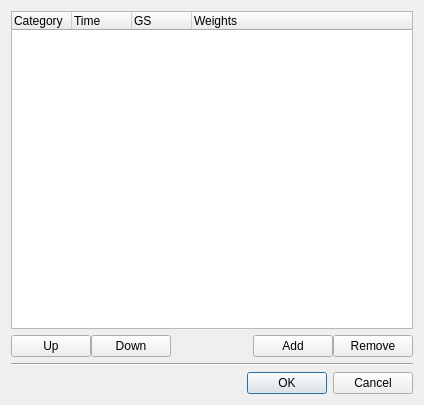
Qt form base/FightCategoryManagerDlg.ui (fmuecke/Ipponboard) before a commit.
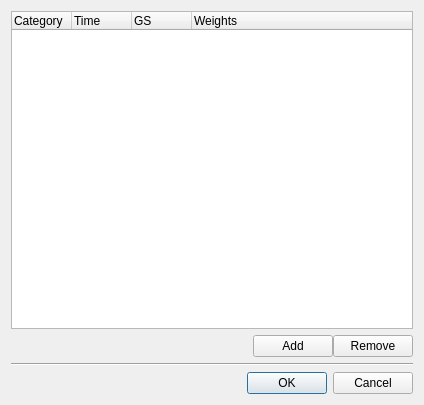
The same form after that commit. Icons and pictures are not drawn.

Commit message: removed buttons to reorder fight categories as they are ordered automatically during save/load

```diff
--- a/base/FightCategoryManagerDlg.ui
+++ b/base/FightCategoryManagerDlg.ui
@@ -98,34 +98,6 @@
      <property name="rightMargin">
       <number>0</number>
      </property>
-     <item>
-      <widget class="QPushButton" name="pushButton_up">
-       <property name="toolTip">
-        <string>Move category up</string>
-       </property>
-       <property name="text">
-        <string>Up</string>
-       </property>
-       <property name="icon">
-        <iconset resource="ipponboard.qrc">
-         <normaloff>:/res/icons/arrow_up.png</normaloff>:/res/icons/arrow_up.png</iconset>
-       </property>
-      </widget>
-     </item>
-     <item>
-      <widget class="QPushButton" name="pushButton_down">
-       <property name="toolTip">
-        <string>Move category down</string>
-       </property>
-       <property name="text">
-        <string>Down</string>
-       </property>
-       <property name="icon">
-        <iconset resource="ipponboard.qrc">
-         <normaloff>:/res/icons/arrow_down.png</normaloff>:/res/icons/arrow_down.png</iconset>
-       </property>
-      </widget>
-     </item>
      <item>
       <spacer name="horizontalSpacer">
        <property name="orientation">
```
Left out of the diff: 2 changed lines with no effect on the pictures. The commit also changes 4 other files.
